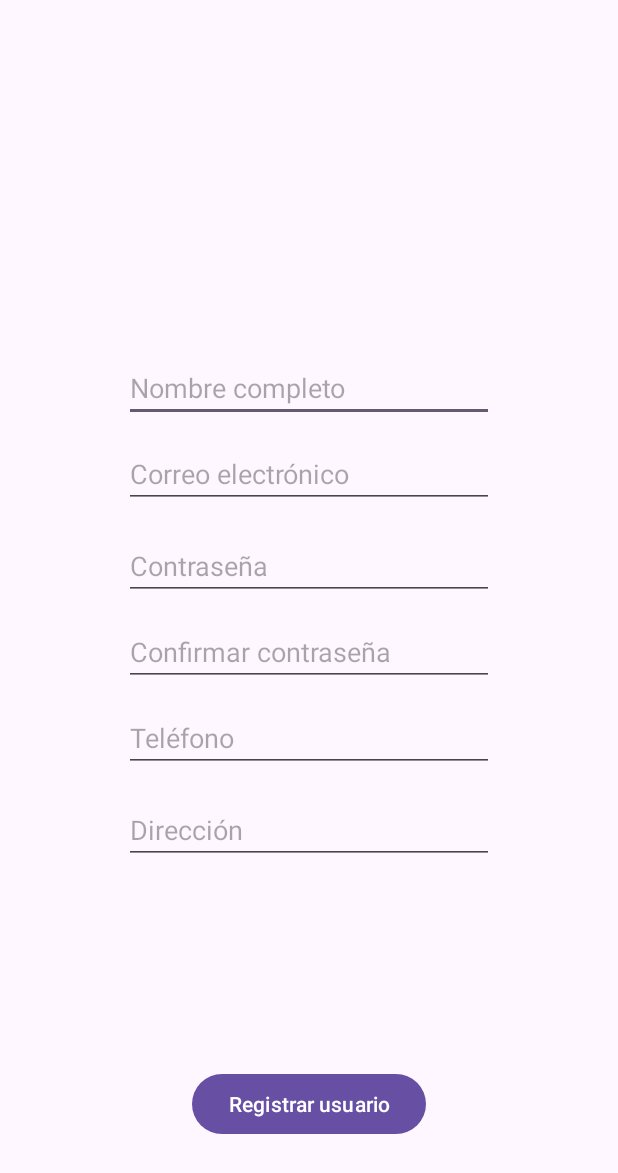
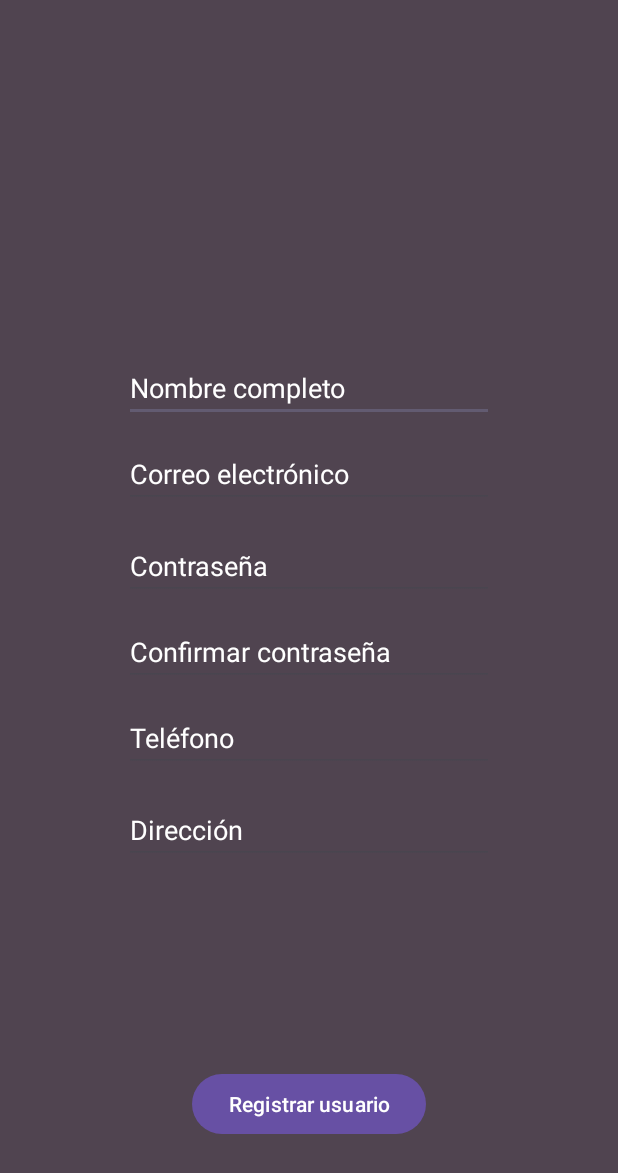
Before and after one commit to Zipyrar/DI, an Android app: the RegisterActivity screen opened directly, with no data from a screen before it, on a phone screen of 412 x 824 dp. Shown: the top 1173 px of the screen. Run offline under Robolectric (Android 15) with nearby library versions, the phone set to English and light mode, and no system bars; our stand-ins replace Firebase (no records; nobody signed in at launch, a user with empty details on screens opened directly).

Commit message:
Semana 3: Accesibilidad en TallBack y ajuste de colores de WCAG.

```diff
--- a/VideojuegosFirebase/app/src/main/java/com/zipyrar/videojuegosfirebase/repositories/UserRepository.java
+++ b/VideojuegosFirebase/app/src/main/java/com/zipyrar/videojuegosfirebase/repositories/UserRepository.java
@@ -17,8 +17,9 @@ public class UserRepository {
 
     public UserRepository() {
         mAuth = FirebaseAuth.getInstance();
+        FirebaseUser user = mAuth.getCurrentUser();
         databaseRef = FirebaseDatabase.getInstance().getReference("usuarios");
-        currentUserId = FirebaseAuth.getInstance().getCurrentUser().getUid();
+        currentUserId = (user != null) ? user.getUid() : null;
     }
 
     public LiveData<Boolean> registerUser(String email, String password, User user) {
@@ -53,7 +54,8 @@ public class UserRepository {
     }
 
     public String getCurrentUserId() {
-        return currentUserId;
+        FirebaseUser user = mAuth.getCurrentUser();
+        return currentUserId = (user != null) ? user.getUid() : null;
     }
 
     public LiveData<Boolean> addFavorite(String videogameNumber, Favourite favourite) {
--- a/VideojuegosFirebase/app/src/main/res/layout/activity_dashboard.xml
+++ b/VideojuegosFirebase/app/src/main/res/layout/activity_dashboard.xml
@@ -5,6 +5,7 @@
     android:id="@+id/login"
     android:layout_width="match_parent"
     android:layout_height="match_parent"
+    android:background="#504450"
     tools:context=".views.DashboardActivity">
 
     <Button
--- a/VideojuegosFirebase/app/src/main/res/layout/activity_detail.xml
+++ b/VideojuegosFirebase/app/src/main/res/layout/activity_detail.xml
@@ -3,6 +3,7 @@
     android:layout_width="match_parent"
     android:layout_height="match_parent"
     xmlns:app="http://schemas.android.com/apk/res-auto"
+    android:background="#545454"
     android:padding="16dp">
 
     <LinearLayout
@@ -28,6 +29,7 @@
             app:layout_constraintTop_toBottomOf="@id/btnFavorite"
             app:layout_constraintEnd_toEndOf="parent"
             app:layout_constraintStart_toStartOf="parent"
+            android:textColor="#FFFFFF"
             android:layout_marginBottom="8dp"
             android:textStyle="bold" />
 
@@ -48,6 +50,7 @@
             app:layout_constraintTop_toBottomOf="@id/detailImage"
             app:layout_constraintEnd_toEndOf="parent"
             app:layout_constraintStart_toStartOf="parent"
+            android:textColor="#FFFFFF"
             android:textAppearance="?android:attr/textAppearanceMedium" />
     </LinearLayout>
 </ScrollView>
--- a/VideojuegosFirebase/app/src/main/res/layout/activity_favourites.xml
+++ b/VideojuegosFirebase/app/src/main/res/layout/activity_favourites.xml
@@ -2,6 +2,7 @@
 <androidx.constraintlayout.widget.ConstraintLayout xmlns:android="http://schemas.android.com/apk/res/android"
     android:layout_width="match_parent"
     android:layout_height="match_parent"
+    android:background="#545454"
     xmlns:app="http://schemas.android.com/apk/res-auto"
     xmlns:tools="http://schemas.android.com/tools">
 
--- a/VideojuegosFirebase/app/src/main/res/layout/activity_login.xml
+++ b/VideojuegosFirebase/app/src/main/res/layout/activity_login.xml
@@ -5,6 +5,7 @@
     android:id="@+id/login"
     android:layout_width="match_parent"
     android:layout_height="match_parent"
+    android:background="#504450"
     tools:context=".views.LoginActivity">
 
     <EditText
@@ -12,6 +13,8 @@
         android:layout_width="0dp"
         android:layout_height="wrap_content"
         android:hint="Correo electrónico"
+        android:textColor="#FFFFFF"
+        android:textColorHint="#FFFFFF"
         android:inputType="textEmailAddress"
         app:layout_constraintEnd_toEndOf="parent"
         app:layout_constraintStart_toStartOf="parent"
@@ -24,6 +27,8 @@
         android:layout_width="0dp"
         android:layout_height="wrap_content"
         android:hint="Contraseña"
+        android:textColor="#FFFFFF"
+        android:textColorHint="#FFFFFF"
         android:inputType="textPassword"
         app:layout_constraintTop_toBottomOf="@id/emailInicio"
         app:layout_constraintEnd_toEndOf="parent"
--- a/VideojuegosFirebase/app/src/main/res/layout/activity_register.xml
+++ b/VideojuegosFirebase/app/src/main/res/layout/activity_register.xml
@@ -5,6 +5,7 @@
     android:id="@+id/register"
     android:layout_width="match_parent"
     android:layout_height="match_parent"
+    android:background="#504450"
     tools:context=".views.RegisterActivity">
 
     <EditText
@@ -13,6 +14,8 @@
         android:layout_height="wrap_content"
         android:layout_marginBottom="12dp"
         android:hint="Nombre completo"
+        android:textColor="#FFFFFF"
+        android:textColorHint="#FFFFFF"
         app:layout_constraintBottom_toTopOf="@id/emailRegistro"
         app:layout_constraintEnd_toEndOf="parent"
         app:layout_constraintStart_toStartOf="parent"
@@ -24,6 +27,8 @@
         android:layout_height="wrap_content"
         android:layout_marginBottom="16dp"
         android:hint="Correo electrónico"
+        android:textColor="#FFFFFF"
+        android:textColorHint="#FFFFFF"
         android:inputType="textEmailAddress"
         app:layout_constraintBottom_toTopOf="@id/contraRegistro"
         app:layout_constraintEnd_toEndOf="parent"
@@ -36,6 +41,8 @@
         android:layout_height="wrap_content"
         android:layout_marginBottom="12dp"
         android:hint="Contraseña"
+        android:textColor="#FFFFFF"
+        android:textColorHint="#FFFFFF"
         android:inputType="textPassword"
         app:layout_constraintBottom_toTopOf="@id/contraConfirRegistro"
         app:layout_constraintEnd_toEndOf="parent"
@@ -48,6 +55,8 @@
         android:layout_height="wrap_content"
         android:layout_marginBottom="12dp"
         android:hint="Confirmar contraseña"
+        android:textColor="#FFFFFF"
+        android:textColorHint="#FFFFFF"
         android:inputType="textPassword"
         app:layout_constraintBottom_toTopOf="@id/telefonoRegistro"
         app:layout_constraintEnd_toEndOf="parent"
@@ -60,6 +69,8 @@
         android:layout_height="wrap_content"
         android:layout_marginBottom="16dp"
         android:hint="Teléfono"
+        android:textColor="#FFFFFF"
+        android:textColorHint="#FFFFFF"
         android:inputType="phone"
         app:layout_constraintBottom_toTopOf="@id/direccionRegistro"
         app:layout_constraintEnd_toEndOf="parent"
@@ -72,6 +83,8 @@
         android:layout_height="wrap_content"
         android:layout_marginTop="188dp"
         android:hint="Dirección"
+        android:textColor="#FFFFFF"
+        android:textColorHint="#FFFFFF"
         app:layout_constraintBottom_toBottomOf="parent"
         app:layout_constraintEnd_toEndOf="parent"
         app:layout_constraintStart_toStartOf="parent"
--- a/VideojuegosFirebase/app/src/main/res/layout/item_favourite.xml
+++ b/VideojuegosFirebase/app/src/main/res/layout/item_favourite.xml
@@ -14,7 +14,8 @@
         app:layout_constraintEnd_toEndOf="parent"
         app:layout_constraintTop_toBottomOf="@id/tituloItem"
         android:scaleType="centerCrop"
-        android:layout_margin="16dp"/>
+        android:layout_margin="16dp"
+        android:contentDescription="Esta es la imagen del videojuego."/>
 
     <TextView
         android:id="@+id/tituloItem"
@@ -23,6 +24,7 @@
         app:layout_constraintTop_toTopOf="parent"
         app:layout_constraintStart_toStartOf="parent"
         app:layout_constraintEnd_toEndOf="parent"
+        android:textColor="#FFFFFF"
         android:textSize="24sp"
         android:textStyle="bold"  />
 
@@ -33,6 +35,7 @@
         app:layout_constraintStart_toStartOf="parent"
         app:layout_constraintEnd_toEndOf="parent"
         app:layout_constraintTop_toBottomOf="@id/imagenItem"
+        android:textColor="#FFFFFF"
         android:layout_margin="16dp"
         android:textSize="16sp"
         android:justificationMode="inter_word" />
--- a/VideojuegosFirebase/app/src/main/res/layout/item_videogame.xml
+++ b/VideojuegosFirebase/app/src/main/res/layout/item_videogame.xml
@@ -14,7 +14,8 @@
         app:layout_constraintEnd_toEndOf="parent"
         app:layout_constraintTop_toBottomOf="@id/tituloItem"
         android:scaleType="centerCrop"
-        android:layout_margin="16dp"/>
+        android:layout_margin="16dp"
+        android:contentDescription="Esta es la imagen del videojuego"/>
 
     <TextView
         android:id="@+id/tituloItem"
@@ -23,6 +24,7 @@
         app:layout_constraintTop_toTopOf="parent"
         app:layout_constraintStart_toStartOf="parent"
         app:layout_constraintEnd_toEndOf="parent"
+        android:textColor="#FFFFFF"
         android:textSize="24sp"
         android:textStyle="bold"  />
 
@@ -33,6 +35,7 @@
         app:layout_constraintStart_toStartOf="parent"
         app:layout_constraintEnd_toEndOf="parent"
         app:layout_constraintTop_toBottomOf="@id/imagenItem"
+        android:textColor="#FFFFFF"
         android:layout_margin="16dp"
         android:textSize="16sp"
         android:justificationMode="inter_word" />
```
